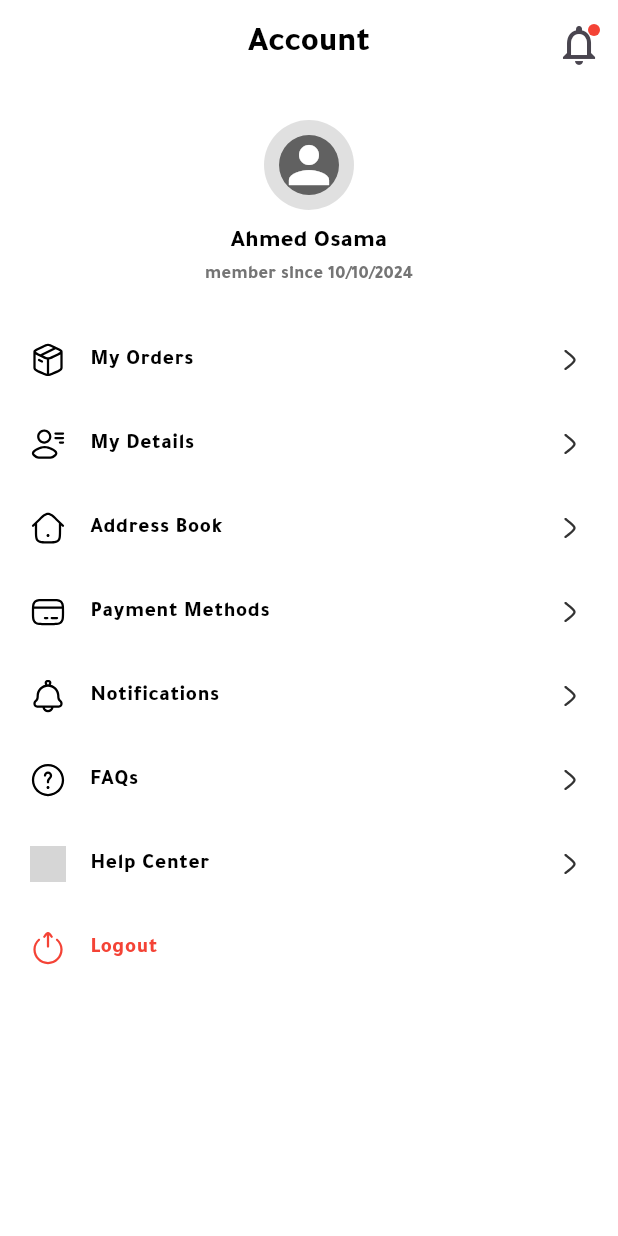
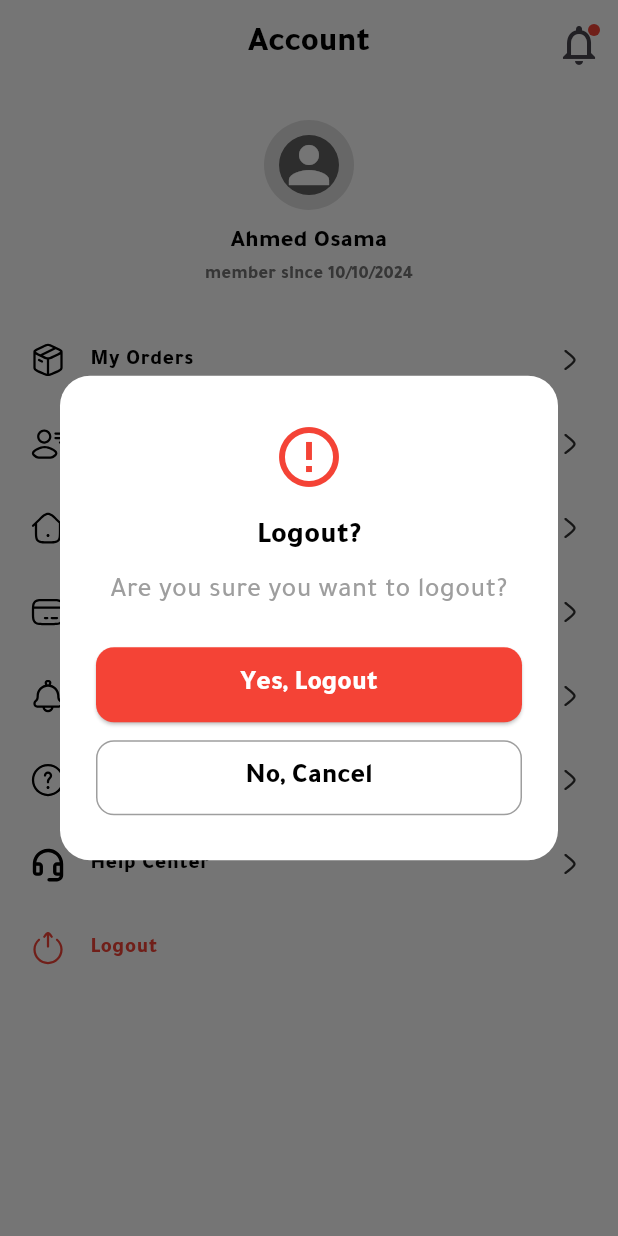
Before and after one commit to 1Mahmoud12/newTenant, a Flutter app: the AccountView screen opened directly, after a tap on "Logout", on a phone screen of 412 x 824 dp. Run offline on Flutter 3.47's test engine with Material 3 defaults, Android fonts, the phone set to English and light mode, and no system bars; our stand-ins replace awesome_notifications, cached_network_image, connectivity_plus, country_code_picker, dartz, device_info_plus and 23 more; accounts and stored records are empty; generated files the repository leaves out were written again; network calls fail; statements that could not run were skipped; grey boxes are pictures that could not be loaded.

Commit message:
check out view

```diff
--- a/lib/feature/account/view/presentation/account_view.dart
+++ b/lib/feature/account/view/presentation/account_view.dart
@@ -5,7 +5,9 @@ import 'package:dobzz_seller/feature/account/view/faq/presentation/faq_view.dart
 import 'package:dobzz_seller/feature/account/view/helpCenter/presentation/help_center_view.dart';
 import 'package:dobzz_seller/feature/account/view/myDetalis/presentation/my_details_veiw.dart';
 import 'package:dobzz_seller/feature/account/view/myOrders/presentation/my_order_view.dart';
+import 'package:dobzz_seller/feature/account/view/notificationSetting/presentation/notification_setting_view.dart';
 import 'package:flutter/material.dart';
+import 'package:flutter_screenutil/flutter_screenutil.dart';
 import 'package:flutter_svg/svg.dart';
 
 class AccountView extends StatelessWidget {
@@ -93,7 +95,9 @@ class AccountView extends StatelessWidget {
                   _buildMenuItem(
                     icon: AppIcons.notificationIcon,
                     title: 'Notifications',
-                    onTap: () {},
+                    onTap: () {
+                      context.navigateToPage(const NotificationsSettingsview());
+                    },
                   ),
                   _buildMenuItem(
                     icon: AppIcons.faq,
@@ -103,7 +107,7 @@ class AccountView extends StatelessWidget {
                     },
                   ),
                   _buildMenuItem(
-                    icon: AppIcons.helpCenter,
+                    icon: AppIcons.customerSerivce,
                     title: 'Help Center',
                     onTap: () {
                       context.navigateToPage(const HelpCenterView());
@@ -112,7 +116,9 @@ class AccountView extends StatelessWidget {
                   _buildMenuItem(
                     icon: AppIcons.logout,
                     title: 'Logout',
-                    onTap: () {},
+                    onTap: () {
+                      showLogoutDialog(context, () {});
+                    },
                     isLogout: true,
                   ),
                   const SizedBox(
@@ -124,6 +130,79 @@ class AccountView extends StatelessWidget {
           ],
         ),
       ),
+    );
+  }
+
+  void showLogoutDialog(BuildContext context, VoidCallback onConfirm) {
+    showDialog(
+      context: context,
+      builder: (context) {
+        return Dialog(
+          shape: RoundedRectangleBorder(borderRadius: BorderRadius.circular(20)),
+          backgroundColor: Colors.white,
+          child: Padding(
+            padding: const EdgeInsets.symmetric(horizontal: 24.0, vertical: 30),
+            child: Column(
+              mainAxisSize: MainAxisSize.min,
+              children: [
+                const Icon(
+                  Icons.error_outline,
+                  color: Colors.red,
+                  size: 48,
+                ),
+                const SizedBox(height: 16),
+                const Text(
+                  'Logout?',
+                  style: TextStyle(
+                    fontSize: 20,
+                    fontWeight: FontWeight.bold,
+                  ),
+                ),
+                const SizedBox(height: 8),
+                Text(
+                  'Are you sure you want to logout?',
+                  style: TextStyle(color: Colors.grey, fontSize: 16.sp, fontWeight: FontWeight.w500),
+                ),
+                const SizedBox(height: 24),
+                ElevatedButton(
+                  onPressed: () {
+                    Navigator.of(context).pop();
+                    onConfirm();
+                  },
+                  style: ElevatedButton.styleFrom(
+                    backgroundColor: Colors.red,
+                    minimumSize: const Size(double.infinity, 50),
+                    shape: RoundedRectangleBorder(
+                      borderRadius: BorderRadius.circular(12),
+                    ),
+                  ),
+                  child: const Text(
+                    'Yes, Logout',
+                    style: TextStyle(color: Colors.white),
+                  ),
+                ),
+                const SizedBox(height: 12),
+                OutlinedButton(
+                  onPressed: () {
+                    Navigator.of(context).pop();
+                  },
+                  style: OutlinedButton.styleFrom(
+                    side: const BorderSide(color: Colors.grey),
+                    minimumSize: const Size(double.infinity, 50),
+                    shape: RoundedRectangleBorder(
+                      borderRadius: BorderRadius.circular(12),
+                    ),
+                  ),
+                  child: const Text(
+                    'No, Cancel',
+                    style: TextStyle(color: Colors.black),
+                  ),
+                ),
+              ],
+            ),
+          ),
+        );
+      },
     );
   }
 
--- a/lib/feature/cart/view/presentation/cart_view.dart
+++ b/lib/feature/cart/view/presentation/cart_view.dart
@@ -2,6 +2,8 @@ import 'package:dobzz_seller/core/component/buttons/custom_text_button.dart';
 import 'package:dobzz_seller/core/component/cache_image.dart';
 import 'package:dobzz_seller/core/component/custom_app_bar.dart';
 import 'package:dobzz_seller/core/utils/constant_gaping.dart';
+import 'package:dobzz_seller/core/utils/navigate.dart';
+import 'package:dobzz_seller/feature/cart/view/checkout/presentation/check_out_view.dart';
 import 'package:flutter/material.dart';
 import 'package:flutter_screenutil/flutter_screenutil.dart';
 
@@ -106,7 +108,9 @@ class _CartViewState extends State<CartView> {
               h20,
               CustomTextButton(
                 borderRadius: 8,
-                onPress: () {},
+                onPress: () {
+                  context.navigateToPage(const CheckoutView());
+                },
                 child: Row(
                   crossAxisAlignment: CrossAxisAlignment.start,
                   children: [
--- a/lib/feature/splash/view/presentation/splash_screen.dart
+++ b/lib/feature/splash/view/presentation/splash_screen.dart
@@ -41,7 +41,7 @@ class _SplashScreenState extends State<SplashScreen> {
     timer = Timer(
       const Duration(seconds: 3),
       () {
-        context.navigateToPage(const HelpCenterView());
+        context.navigateToPage(const NavigationView());
 
         //context.navigateToPage(userCacheValue?.data != null ? const BottomNavBarScreen() : const LoginScreen());
         // userCacheValue.data != null
```
Also changed, not shown: lib/core/component/custom_list.dart (added, +81 -0 lines), lib/feature/account/view/faq/presentation/faq_view.dart (+2 -62 lines), lib/feature/cart/view/checkout/presentation/check_out_view.dart (added, +240 -0 lines).
